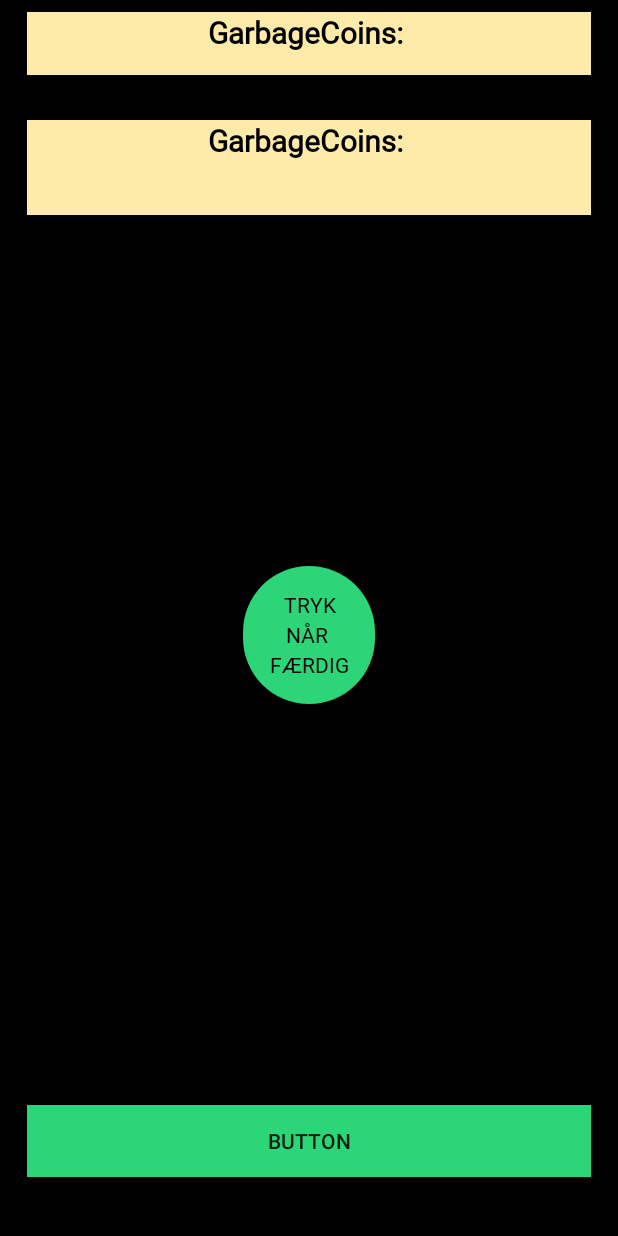
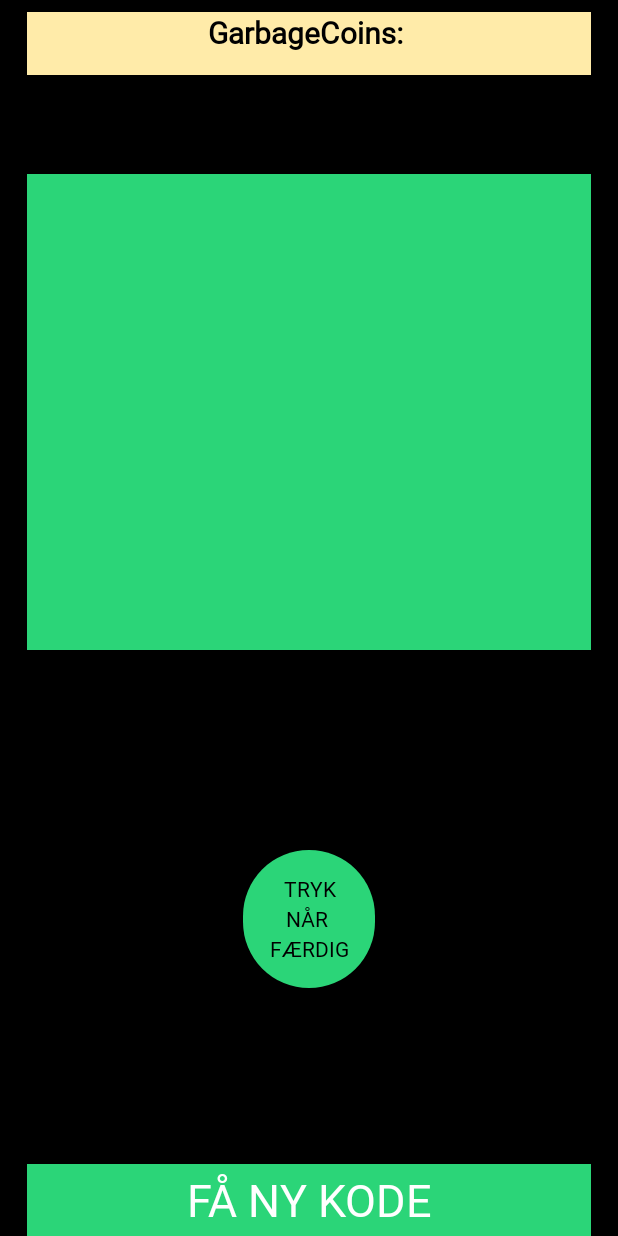
Before and after one commit to kimsand123/Affaldsprojekt, an Android app: the layout screen2delivery.xml on its own in the app's theme, with its tools: preview values and no code run, on a phone screen of 412 x 824 dp. Run offline under Robolectric (Android 15) with nearby library versions, the phone set to English and light mode, and no system bars.

Commit message:
2. fragment er designet færdigt igen

```diff
--- a/app/src/main/res/layout/screen2delivery.xml
+++ b/app/src/main/res/layout/screen2delivery.xml
@@ -11,20 +11,18 @@
     <TextView
         android:id="@+id/txtIdBox"
         android:layout_width="0dp"
-        android:layout_height="63dp"
+        android:layout_height="0dp"
         android:layout_marginStart="18dp"
-        android:layout_marginTop="30dp"
+        android:layout_marginTop="66dp"
         android:layout_marginEnd="18dp"
-        android:background="#FFEBA9"
+        android:layout_marginBottom="50dp"
+        android:background="@color/colorPrimaryDark"
         android:fontFamily="@font/roboto"
-        android:text="GarbageCoins: "
         android:textAlignment="center"
-        android:textColor="@android:color/black"
-        android:textSize="20sp"
-        android:textStyle="bold"
-        app:layout_constraintBottom_toTopOf="@+id/txtInfoBox"
+        android:textColor="@android:color/background_light"
+        android:textSize="50sp"
+        app:layout_constraintBottom_toTopOf="@+id/doneButton"
         app:layout_constraintEnd_toEndOf="parent"
-        app:layout_constraintHorizontal_bias="0.0"
         app:layout_constraintStart_toStartOf="parent"
         app:layout_constraintTop_toBottomOf="@+id/txtCoinBox2" />
 
@@ -62,21 +60,23 @@
         android:text="Tryk\nnår \nfærdig"
         android:textAlignment="center"
         android:textColor="@android:color/background_dark"
-        app:layout_constraintBottom_toTopOf="@+id/button2"
+        app:layout_constraintBottom_toTopOf="@+id/newIdButton"
         app:layout_constraintEnd_toEndOf="parent"
         app:layout_constraintStart_toStartOf="parent"
         app:layout_constraintTop_toBottomOf="@+id/txtIdBox" />
 
     <Button
-        android:id="@+id/button2"
+        android:id="@+id/newIdButton"
         android:layout_width="0dp"
         android:layout_height="wrap_content"
         android:layout_marginStart="18dp"
         android:layout_marginEnd="18dp"
-        android:layout_marginBottom="39dp"
         android:background="@color/colorPrimaryDark"
         android:elevation="5dp"
-        android:text="Button"
+        android:fontFamily="@font/roboto"
+        android:text="Få ny kode"
+        android:textColor="@android:color/background_light"
+        android:textSize="30sp"
         app:layout_constraintBottom_toBottomOf="parent"
         app:layout_constraintEnd_toEndOf="parent"
         app:layout_constraintStart_toStartOf="parent" />
```
